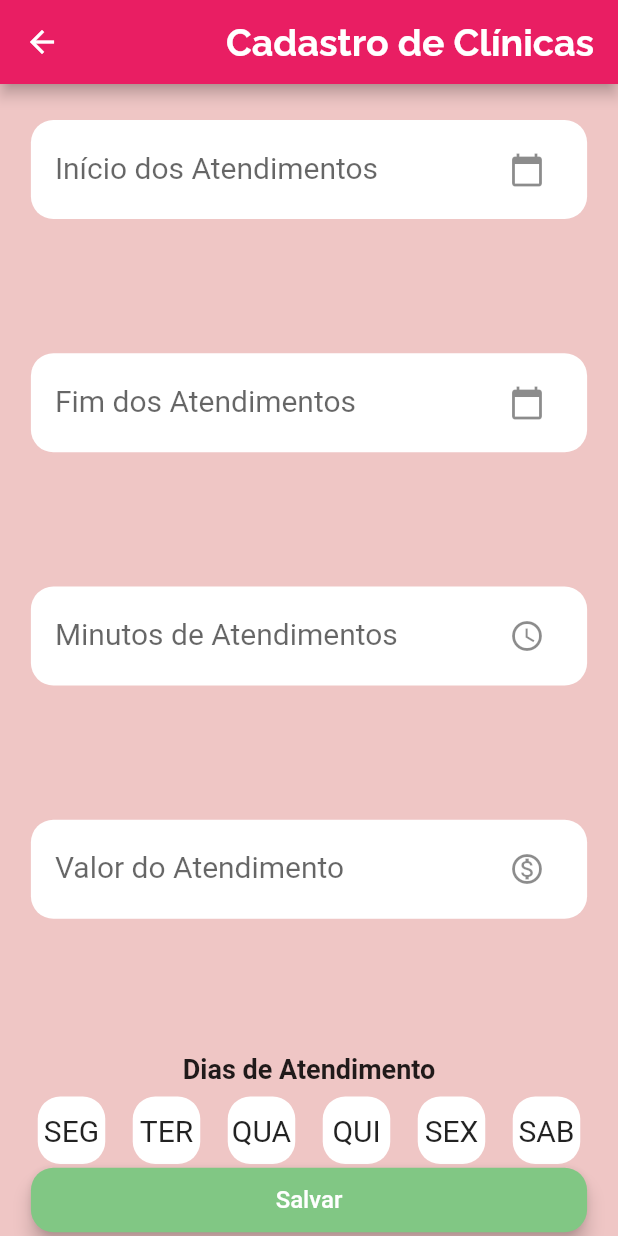
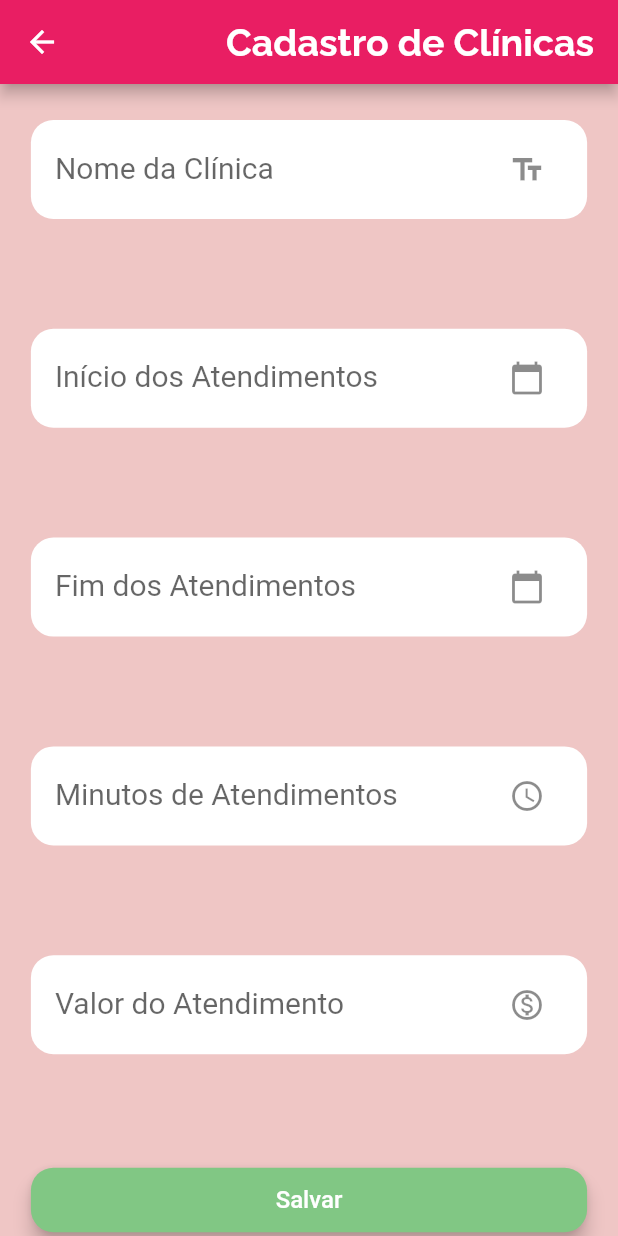
Before and after one commit to michelmicheloti/Mobile_flutter, a Flutter app: the ClinicaCadastroScreen screen opened by its route, after a tap on "Salvar", on a phone screen of 412 x 824 dp. Run offline on Flutter 3.47's test engine with Material 2 defaults, Android fonts, the phone set to English and light mode, and no system bars; network calls fail.

Commit message:
inserindo produtos

```diff
--- a/lib/models/clinica.dart
+++ b/lib/models/clinica.dart
@@ -1,14 +1,20 @@
+import 'dart:convert';
+
+import 'package:http/http.dart' as http;
+
 class Clinica {
+  final String nomeClinica;
   final String inicioAtentimentos;
   final String fimAtentimentos;
   final String minutosAtentimentos;
   final String valor;
-  final String diaSemana;
+  // final String diaSemana;
 
   Clinica(
-      {required this.inicioAtentimentos,
+      {required this.nomeClinica,
+      required this.inicioAtentimentos,
       required this.fimAtentimentos,
-      required this.diaSemana,
+      // required this.diaSemana,
       required this.minutosAtentimentos,
       required this.valor});
 
@@ -17,15 +23,22 @@ class Clinica {
   //   // var response = await http.get(url);
   // }
 
-  void addClinica(Clinica novaClinica) {
-    print(novaClinica.inicioAtentimentos);
-    // const url = '';
-    // http.post(url);
-  }
-
-  void testeTeste() {
-    print(this.inicioAtentimentos);
-    // const url = '';
-    // http.post(url);
+  Future<void> addClinica() async {
+    var client = http.Client();
+    try {
+      var uriResponse = await client.post(
+          Uri.parse(
+              'https://mobile-flutter-fb11c-default-rtdb.firebaseio.com/clinicas.json'),
+          body: json.encode({
+            'nomeClinica': 'teste',
+            'inicioAtentimentos': this.inicioAtentimentos,
+            'fimAtentimentos': this.fimAtentimentos,
+            'minutosAtentimentos': this.minutosAtentimentos,
+            'valor': this.valor
+          }));
+      print(uriResponse);
+    } finally {
+      client.close();
+    }
   }
 }
--- a/lib/screens/clinica/clinica_cadastro_screen.dart
+++ b/lib/screens/clinica/clinica_cadastro_screen.dart
@@ -15,27 +15,23 @@ class ClinicaCadastroScreen extends StatelessWidget {
     final TextEditingController _controladorMinutosAtentimentos =
         TextEditingController();
     final TextEditingController _controladorValor = TextEditingController();
-    final TextEditingController _controladorDiaSemana = TextEditingController();
+    final TextEditingController _controladorNomeClinica =
+        TextEditingController();
+    // final TextEditingController _controladorDiaSemana = TextEditingController();
 
     final PreferredSizeWidget appBar = AppBar(
       title: Text(""),
     );
 
     void _saveItem() {
-      final Clinica clinica = Clinica(
+      Clinica(
+        nomeClinica: _controladorNomeClinica.text,
         inicioAtentimentos: _controladorInicioAtentimentos.text,
         fimAtentimentos: _controladorFimAtentimentos.text,
         minutosAtentimentos: _controladorMinutosAtentimentos.text,
         valor: _controladorValor.text,
-        diaSemana: _controladorDiaSemana.text,
-      );
-      Clinica(
-              inicioAtentimentos: _controladorInicioAtentimentos.text,
-              fimAtentimentos: _controladorFimAtentimentos.text,
-              minutosAtentimentos: _controladorMinutosAtentimentos.text,
-              valor: _controladorValor.text,
-              diaSemana: _controladorDiaSemana.text)
-          .testeTeste();
+        // diaSemana: _controladorDiaSemana.text
+      ).addClinica().then((_) => {Navigator.of(context).pop()});
     }
 
     final availabelHeight = mediaQuery.size.height -
@@ -71,11 +67,19 @@ class ClinicaCadastroScreen extends StatelessWidget {
               mainAxisAlignment: MainAxisAlignment.spaceBetween,
               children: [
                 TextInput(
+                  textController: _controladorNomeClinica,
+                  widthTotal: widthTotal,
+                  textInputType: TextInputType.name,
+                  labelText: "Nome da Clínica",
+                  hint: "Clinica Tal",
+                  icon: Icon(Icons.text_fields),
+                ),
+                TextInput(
                   textController: _controladorInicioAtentimentos,
                   widthTotal: widthTotal,
                   textInputType: TextInputType.datetime,
                   labelText: "Início dos Atendimentos",
-                  hint: "12:00",
+                  hint: "dd/mm/yyyy",
                   icon: Icon(Icons.calendar_today),
                 ),
                 TextInput(
@@ -83,7 +87,7 @@ class ClinicaCadastroScreen extends StatelessWidget {
                   widthTotal: widthTotal,
                   textInputType: TextInputType.datetime,
                   labelText: "Fim dos Atendimentos",
-                  hint: "18:00",
+                  hint: "dd/mm/yyyy",
                   icon: Icon(Icons.calendar_today),
                 ),
                 TextInput(
@@ -104,29 +108,29 @@ class ClinicaCadastroScreen extends StatelessWidget {
                 ),
                 Column(
                   children: [
-                    Row(
-                      mainAxisAlignment: MainAxisAlignment.center,
-                      children: [
-                        Text(
-                          "Dias de Atendimento",
-                          style: TextStyle(
-                            fontSize: 18,
-                            fontWeight: FontWeight.bold,
-                          ),
-                        ),
-                      ],
-                    ),
-                    Row(
-                      mainAxisAlignment: MainAxisAlignment.spaceAround,
-                      children: [
-                        DiasDaSemana(text: "SEG"),
-                        DiasDaSemana(text: "TER"),
-                        DiasDaSemana(text: "QUA"),
-                        DiasDaSemana(text: "QUI"),
-                        DiasDaSemana(text: "SEX"),
-                        DiasDaSemana(text: "SAB"),
-                      ],
-                    ),
+                    // Row(
+                    //   mainAxisAlignment: MainAxisAlignment.center,
+                    //   children: [
+                    //     Text(
+                    //       "Dias de Atendimento",
+                    //       style: TextStyle(
+                    //         fontSize: 18,
+                    //         fontWeight: FontWeight.bold,
+                    //       ),
+                    //     ),
+                    //   ],
+                    // ),
+                    // Row(
+                    //   mainAxisAlignment: MainAxisAlignment.spaceAround,
+                    //   children: [
+                    //     DiasDaSemana(text: "SEG"),
+                    //     DiasDaSemana(text: "TER"),
+                    //     DiasDaSemana(text: "QUA"),
+                    //     DiasDaSemana(text: "QUI"),
+                    //     DiasDaSemana(text: "SEX"),
+                    //     DiasDaSemana(text: "SAB"),
+                    //   ],
+                    // ),
                     Container(
                       width: mediaQuery.size.width * 0.9,
                       child: ElevatedButton(
--- a/pubspec.yaml
+++ b/pubspec.yaml
@@ -24,12 +24,12 @@ dependencies:
   flutter:
     sdk: flutter
   intl: ^0.17.0
-  http: ^0.12.1
+  http: ^0.13.3
 
 
   # The following adds the Cupertino Icons font to your application.
   # Use with the CupertinoIcons class for iOS style icons.
-  cupertino_icons: ^1.0.2
+  cupertino_icons: ^1.0.3
   dropdownfield: ^1.0.3
 
 dev_dependencies:
```
Also changed, not shown: pubspec.lock.
